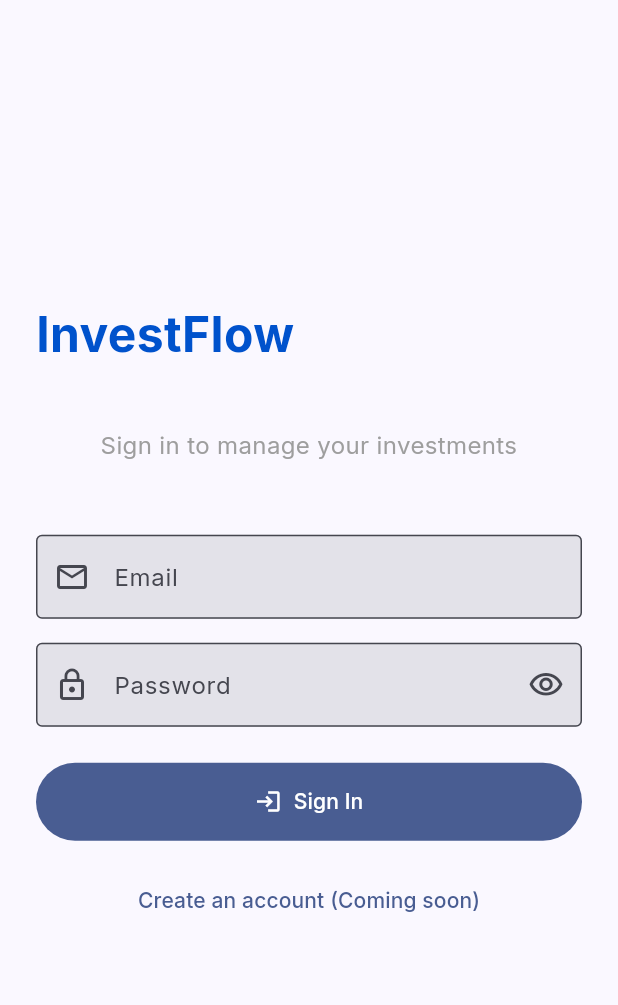
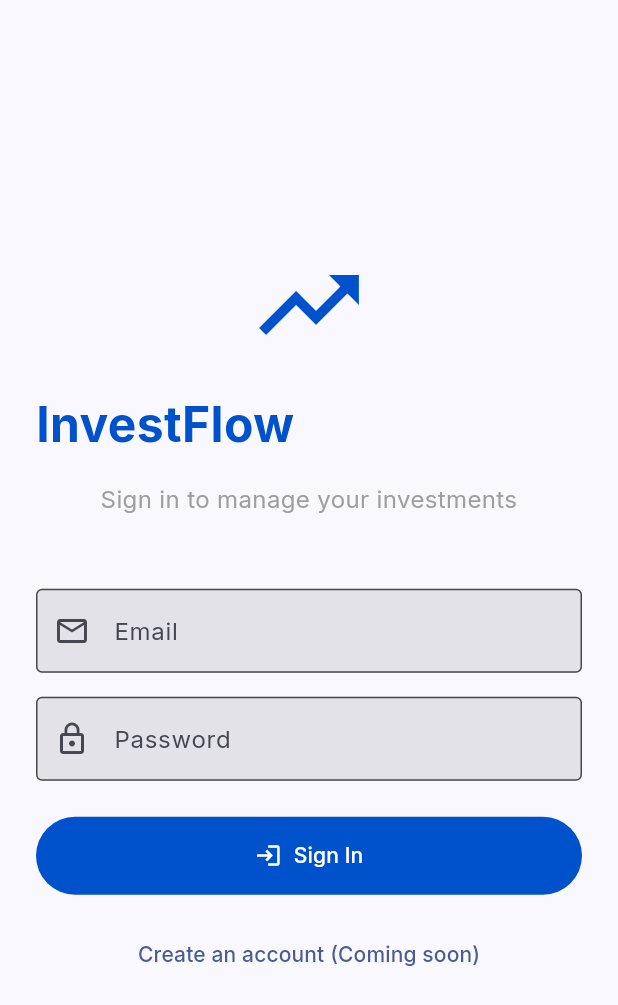
Before and after one commit to ProfessorMB21/invest_flow, a Flutter app: the screen it shows after launch, after a tap on "Sign In", on a phone screen of 412 x 824 dp. Shown: the top 1005 px of the screen. Run offline on Flutter 3.47's test engine with Material 3 defaults, Android fonts, the phone set to English and light mode, and no system bars; our stand-ins replace cloud_firestore, firebase_auth, firebase_core, flutter_riverpod, go_router, google_fonts and 1 more; accounts and stored records are empty; generated files the repository leaves out were written again.

Commit message:
implemented firebase auth service; major changes made to project structure; minor changes made to login screen ui;

```diff
--- a/lib/features/auth/logic/auth_provider_interface.dart
+++ b/lib/features/auth/logic/auth_provider_interface.dart
@@ -1,5 +1,3 @@
-import 'package:flutter/foundation.dart';
-
 abstract class AuthProviderInterface {
   Future<void> initialize();
   Future<void> signIn(String email, String password);
--- /dev/null
+++ b/lib/features/auth/logic/auth_service.dart
@@ -0,0 +1,42 @@
+import 'package:flutter/cupertino.dart';
+import 'package:investflow/features/auth/logic/auth_provider_interface.dart';
+import 'package:investflow/features/auth/logic/firebase_auth_provider.dart';
+import 'package:investflow/features/auth/logic/supabaase_client.dart';
+
+class AuthService extends ChangeNotifier {
+  static final AuthService _instance = AuthService._internal();
+  factory AuthService() => _instance;
+  AuthService._internal();
+
+  late final AuthProviderInterface _provider;
+  AuthState _authState = AuthState(isAuthenticated: false);
+
+  Future<void> initialize({bool useFirebase = true}) async {
+    if (useFirebase) {
+      _provider = FirebaseAuthProvider();
+    } else {
+      _provider = SupabaseAuthProvider();
+    }
+
+    await _provider.initialize();
+
+    // listen to auth state changes
+    _provider.authStateChanges.listen((state) {
+      _authState = state;
+      notifyListeners(); // Notify GoRouter
+    });
+  }
+
+  Future<void> signIn(String email, String password) =>
+      _provider.signIn(email, password);
+
+  Future<void> signUp(String email, String password, String fullName) =>
+      _provider.signUp(email, password, fullName);
+
+  Future<void> signOut() => _provider.signOut();
+
+  AuthState get authState => _authState;
+  String? get currentUserId => _authState.userId;
+  String? get currentUserEmail => _authState.email;
+  bool get isAuthenticated => _authState.isAuthenticated;
+}
--- /dev/null
+++ b/lib/features/auth/logic/firebase_auth_provider.dart
@@ -0,0 +1,112 @@
+import 'package:cloud_firestore/cloud_firestore.dart';
+import 'package:firebase_auth/firebase_auth.dart';
+import 'package:firebase_core/firebase_core.dart';
+import 'package:flutter/foundation.dart';
+import 'package:investflow/features/auth/logic/auth_provider_interface.dart';
+
+class FirebaseAuthProvider implements AuthProviderInterface{
+  FirebaseAuth? _auth;
+  FirebaseFirestore? _firestore;
+
+  @override
+  Future<void> initialize() async {
+    await Firebase.initializeApp();
+    _auth = FirebaseAuth.instance;
+    _firestore = FirebaseFirestore.instance;
+
+    if (kDebugMode) {
+      print('***** Firebase Auth Provider Initialized *****');
+    }
+    // Create user profile
+    await _ensureUserProfileCollection();
+  }
+
+  Future<void> _ensureUserProfileCollection() async {
+    // initialize user profiles collection
+    await _firestore!.collection('profiles').limit(1).get();
+  }
+
+  @override
+  Future<void> signIn(String email, String password) async {
+    try {
+      await _auth!.signInWithEmailAndPassword(email: email, password: password);
+
+      // ensure user profiles exist in firestore
+      await _createOrUpdateUserProfile();
+    } on FirebaseAuthException catch (e) {
+      throw AuthException(e.code, e.message ?? '');
+    }
+  }
+
+  @override
+  Future<void> signUp(String email, String password, String fullName) async {
+    try {
+      final credential = await _auth!.createUserWithEmailAndPassword(
+        email: email,
+        password: password
+      );
+
+      // create user profile in firestore
+      await _firestore!.collection('profile').doc(credential.user!.uid).set({
+        'email': email,
+        'fullName': fullName,
+        'role': 'investor',
+        'createdAt': FieldValue.serverTimestamp()
+      });
+    } on FirebaseAuthException catch (e) {
+      throw AuthException(e.code, e.message ?? '');
+    }
+  }
+
+  Future<void> _createOrUpdateUserProfile() async {
+    final user = _auth!.currentUser;
+    if (user == null) return;
+
+    final profileRef = _firestore!.collection('profile').doc(user.uid);
+    final profileDoc = await profileRef.get();
+
+    if (!profileDoc.exists) {
+      await profileRef.set({
+        'email': user.email,
+        'fullName': user.displayName ?? '',
+        'role': 'investor',
+        'createdAt': FieldValue.serverTimestamp()
+      });
+    }
+  }
+
+  @override
+  Future<void> signOut() async {
+    await _auth!.signOut();
+  }
+
+  @override
+  Stream<AuthState> get authStateChanges {
+    return _auth!.authStateChanges().map((user) {
+      return AuthState(
+        userId: user?.uid,
+        email: user?.email,
+        isAuthenticated: user != null,
+      );
+    });
+  }
+
+  @override
+  String? get currentUserId => _auth!.currentUser?.uid;
+
+  @override
+  String? get currentUserEmail => _auth!.currentUser?.email;
+
+  @override
+  bool get isAuthenticated => _auth!.currentUser != null;
+
+}
+
+class AuthException implements Exception {
+  final String code;
+  final String message;
+  AuthException(this.code, this.message);
+
+  @override
+  String toString() => 'AuthException($code): $message';
+}
--- a/lib/features/auth/presentation/login_screen.dart
+++ b/lib/features/auth/presentation/login_screen.dart
@@ -1,6 +1,9 @@
+import 'package:cloud_firestore/cloud_firestore.dart';
+import 'package:flutter/foundation.dart';
 import 'package:flutter/material.dart';
 import 'package:go_router/go_router.dart';
-import 'package:supabase_flutter/supabase_flutter.dart';
+import 'package:investflow/features/auth/logic/auth_service.dart';
+import 'package:investflow/features/auth/logic/firebase_auth_provider.dart';
 
 class LoginScreen extends StatefulWidget {
   const LoginScreen({super.key});
@@ -13,38 +16,62 @@ class _LoginScreenState extends State<LoginScreen> {
   final _emailCtrl = TextEditingController();
   final _passCtrl = TextEditingController();
   bool _isLoading = false;
-  bool _obscurePassword = true;
+  // bool _obscurePassword = true;
+
+  @override @override
+  void initState() {
+    super.initState();
+    testFirestore();
+  }
 
   Future<void> _login() async {
     final currentState = _formKey.currentState;
     if (currentState == null || !currentState.validate()) return;
 
     if (_emailCtrl.text.isEmpty) {
-      _showError('Email is empty');
+      _showError('Email is required');
       return;
     }
     if (_passCtrl.text.isEmpty) {
-      _showError('Password is empty');
+      _showError('Password is required');
       return;
     }
 
     setState(() => _isLoading = true);
 
     try {
-      final response = await Supabase.instance.client.auth.signInWithPassword(
-        email: _emailCtrl.text.trim(),
-        password: _passCtrl.text,
+      if (kDebugMode) {
+        print('>>> Attempting Firebase login...');
+      }
+      await AuthService().signIn(
+        _emailCtrl.text.trim(),
+        _passCtrl.text,
       );
-      if (response.user != null && mounted) context.go('/');
+
+      if (kDebugMode) {
+        print('>>> Login successful!');
+      }
+
+      if (mounted) context.go('/');
     } on AuthException catch (e) {
       if (!mounted) return;
       _showError(e.message);
     } catch (e) {
       if (!mounted) return;
-      _showError("An unexpected error occurred.");
+      _showError(_getErrorMessage(e));
     } finally {
       if (mounted) setState(() => _isLoading = false);
     }
+  }
+
+  String _getErrorMessage(dynamic error) {
+    final errorString = error.toString();
+    if (errorString.contains('invalid-email')) return 'Invalid email address';
+    if (errorString.contains('user-not-found')) return 'No user found with this email';
+    if (errorString.contains('wrong-password')) return 'Incorrect password';
+    if (errorString.contains('invalid-credential')) return 'Invalid email or password';
+    if (errorString.contains('network-request-failed')) return 'Network error. Check your connection';
+    return 'Login failed: ${error.toString()}';
   }
 
   void _showError(String message) {
@@ -55,19 +82,6 @@ class _LoginScreenState extends State<LoginScreen> {
         behavior: SnackBarBehavior.floating,
       ),
     );
-  }
-
-  String _getAuthErrorMessage(String? message) {
-    switch (message) {
-      case 'Invalid login credentials':
-        return 'Invalid email or password';
-      case 'Email not confirmed':
-        return 'Please verify your email address';
-      case 'User already registered':
-        return 'An account with this email already exists';
-      default:
-        return message ?? 'Authentication failed';
-    }
   }
 
   @override
@@ -89,10 +103,22 @@ class _LoginScreenState extends State<LoginScreen> {
               mainAxisAlignment: MainAxisAlignment.center,
               crossAxisAlignment: CrossAxisAlignment.stretch,
               children: [
-                const Text("InvestFlow", style: TextStyle(fontSize: 32, fontWeight: FontWeight.bold, color: Color(0xFF0052CC))),
+                const Icon(
+                  Icons.trending_up,
+                  size: 80,
+                  color: Color(0xFF0052CC),
+                ),
+                const SizedBox(height: 16),
+
+                const Text(
+                    "InvestFlow",
+                    style: TextStyle(
+                        fontSize: 32,
+                        fontWeight: FontWeight.bold,
+                        color: Color(0xFF0052CC)
+                    )
+                ),
                 const SizedBox(height: 8),
-                const SizedBox(height: 24),
-
                 const SizedBox(height: 8),
                 const Text(
                   'Sign in to manage your investments',
@@ -129,21 +155,10 @@ class _LoginScreenState extends State<LoginScreen> {
                 //Password field
                 TextFormField(
                   controller: _passCtrl,
-                  obscureText: _obscurePassword,
                   decoration: InputDecoration(
                     labelText: 'Password',
                     hintText: 'Enter your password',
                     prefixIcon: const Icon(Icons.lock_outline),
-                    suffixIcon: IconButton(
-                      icon: Icon(
-                        _obscurePassword ? Icons.visibility_outlined : Icons.visibility_off_outlined,
-                      ),
-                      onPressed: () {
-                        setState(() {
-                          _obscurePassword = !_obscurePassword;
-                        });
-                      },
-                    ),
                     border: const OutlineInputBorder(),
                   ),
                   validator: (value) {
@@ -175,6 +190,8 @@ class _LoginScreenState extends State<LoginScreen> {
                   label: Text(_isLoading ? 'Signing in...' : 'Sign In'),
                   style: FilledButton.styleFrom(
                     padding: const EdgeInsets.symmetric(vertical: 16),
+                    backgroundColor: const Color(0xFF0052CC),
+                    foregroundColor: Colors.white,
                   ),
                 ),
                 const SizedBox(height: 16),
@@ -197,3 +214,13 @@ class _LoginScreenState extends State<LoginScreen> {
     );
   }
 }
+
+Future<void> testFirestore() async {
+  try {
+    final firestore = FirebaseFirestore.instance;
+    final snapshot = await firestore.collection('profiles').limit(1).get();
+    print('✓ Firestore connected! Collections: ${snapshot.docs.length}');
+  } catch (e) {
+    print('✗ Firestore error: $e');
+  }
+}
--- a/lib/main.dart
+++ b/lib/main.dart
@@ -1,34 +1,42 @@
-import 'dart:async';
+import 'package:firebase_core/firebase_core.dart';
+import 'package:flutter/foundation.dart';
 import 'package:flutter/material.dart';
 import 'package:flutter_riverpod/flutter_riverpod.dart';
 import 'package:go_router/go_router.dart';
 import 'package:investflow/core/theme/app_theme.dart';
-import 'package:supabase_flutter/supabase_flutter.dart' hide SupabaseClient;
-import 'package:investflow/supabaase_client.dart';
-
+import 'package:investflow/features/auth/logic/auth_service.dart';
+import 'package:investflow/features/auth/logic/auth_provider_interface.dart';
+import 'package:investflow/firebase_options.dart';
 import 'features/auth/presentation/login_screen.dart';
 import 'features/dashboard/presentation/dashboard_shell.dart';
 
-// Auth provider
-final authProvider = StreamProvider((ref) {
-  return Supabase.instance.client.auth.onAuthStateChange;
+// Auth state provider
+final authStateProvider = Provider<AuthState>((ref) {
+  return AuthService().authState;
 });
 
-// Session provider
-final sessionProvider = Provider<Session?>((ref) {
-  final authState = ref.watch(authProvider);
-  return authState.value?.session;
+// Router provider
+late final GoRouter _router;
+
+final goRouterProvider = Provider<GoRouter>((ref) {
+  return _router;
 });
 
-// Router
-final goRouterProvider = Provider((ref) {
-  final session = ref.watch(sessionProvider);
+void main() async {
+  WidgetsFlutterBinding.ensureInitialized();
 
-  return GoRouter(
+  // Initialize Firebase
+  await Firebase.initializeApp(
+    options: DefaultFirebaseOptions.currentPlatform,
+  );
+
+  // Initialize Auth Service (this also sets up the ChangeNotifier)
+  await AuthService().initialize(useFirebase: true);
+
+  // Initialize router with AuthService as refreshListenable
+  _router = GoRouter(
     initialLocation: '/login',
-    refreshListenable: GoRouterRefreshStream(
-      Supabase.instance.client.auth.onAuthStateChange
-    ),
+    refreshListenable: AuthService(),
     routes: [
       GoRoute(
         path: '/login',
@@ -40,19 +48,34 @@ final goRouterProvider = Provider((ref) {
       ),
     ],
     redirect: (context, state) {
-      final isLoggedIn = session != null;
+      final authService = AuthService();
+      final isLoggedIn = authService.isAuthenticated;
       final isLoggingIn = state.uri.toString() == '/login';
 
-      if (!isLoggedIn && !isLoggingIn) return '/login';
-      if (isLoggedIn && isLoggingIn) return '/';
+      if (kDebugMode) {
+        print('>>> Redirect check: isLoggedIn=$isLoggedIn, location=${state.uri.toString()}');
+      }
+
+      if (!isLoggedIn && !isLoggingIn) {
+        if (kDebugMode) {
+          print('>>> Redirecting to /login');
+        }
+        return '/login';
+      }
+      if (isLoggedIn && isLoggingIn) {
+        if (kDebugMode) {
+          print('>>> Redirecting to /');
+        }
+        return '/';
+      }
       return null;
     },
   );
-});
 
-void main() async {
-  WidgetsFlutterBinding.ensureInitialized();
-  await SupabaseClient().init();
+  if (kDebugMode) {
+    print('***** App Initialization Complete *****');
+  }
+
   runApp(const ProviderScope(child: InvestFlowApp()));
 }
 
@@ -65,26 +88,8 @@ class InvestFlowApp extends ConsumerWidget {
     return MaterialApp.router(
       title: 'InvestFlow',
       theme: AppTheme.lightTheme,
-      themeMode: ThemeMode.system,
       routerConfig: router,
       debugShowCheckedModeBanner: false,
     );
   }
 }
-
-// Helper class for GoRouter Refresh
-class GoRouterRefreshStream extends ChangeNotifier {
-  GoRouterRefreshStream(Stream<dynamic> stream) {
-    notifyListeners();
-    subscription = stream.asBroadcastStream().listen(
-        (dynamic _) => notifyListeners(),
-    );
-  }
-  late final StreamSubscription<dynamic> subscription;
-
-  @override
-  void dispose() {
-    subscription.cancel();
-    super.dispose();
-  }
-}
--- a/lib/supabaase_client.dart
+++ /dev/null
@@ -1,34 +0,0 @@
-import 'package:flutter/services.dart';
-import 'package:flutter_dotenv/flutter_dotenv.dart';
-import 'package:supabase_flutter/supabase_flutter.dart';
-
-class SupabaseClient {
-  static final SupabaseClient _instance = SupabaseClient._internal();
-  factory SupabaseClient() => _instance;
-  SupabaseClient._internal();
-
-  late final Supabase supabase;
-
-  Future<void> init() async {
-    // load from assets
-    await dotenv.load(fileName: ".env");
-
-    final url = dotenv.env['SUPABASE_URL'];
-    final anonKey = dotenv.env['SUPABASE_ANON_KEY'];
-
-    if (url == null || url.isEmpty) {
-      throw Exception('SUPABASE_URL is not set in .env file');
-    }
-    if (anonKey == null || anonKey.isEmpty) {
-      throw Exception('SUPABASE_ANON_KEY is not set in .env file');
-    }
-
-    print('***** Supabase URL: ${url.substring(0,20)}... ********');
-
-    await Supabase.initialize(
-      url: url,
-      anonKey: anonKey
-    );
-    supabase = Supabase.instance;
-  }
-}
```
Also changed, not shown: lib/features/auth/logic/supabaase_client.dart (added, +61 -0 lines), pubspec.lock.
